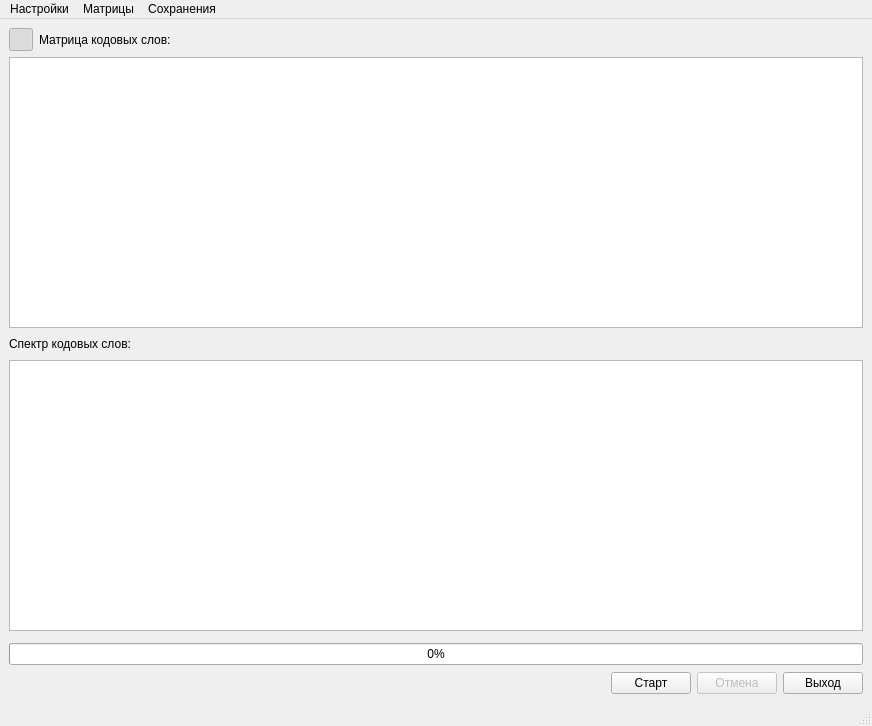
Maxmaxgggg/Spectrum, file ui/widget.ui: the form before one commit.
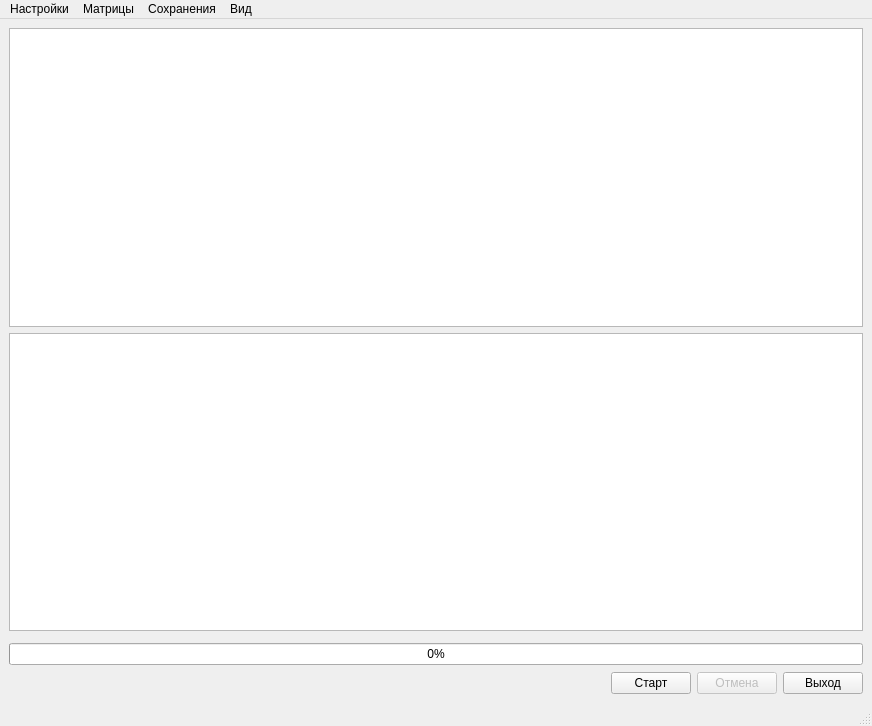
The form after the commit. Icons and pictures are not drawn. Custom widgets are drawn as their Qt base class.

Commit message:
Спектр снова текстом, размер в диалоге выровнен как остальное
Таблица из двух колонок на широком окне разъезжалась: вес прижат влево,
число к правому краю, между ними полторы тысячи пикселей пустоты. Вернул
прежний вид — строки «вес - число», как их и присылает воркер.

Вместе с таблицей ушли setupSpectrumTable и Format::groupDigits: разбивать
число на разряды больше негде.

В диалоге сохранений колонка «Размер» была единственной, выровненной по
правому краю, — теперь как все остальные, по левому.

What changed in the file:
```diff
--- a/ui/widget.ui
+++ b/ui/widget.ui
@@ -19,43 +19,6 @@
   </property>
   <widget class="QWidget" name="centralwidget">
    <layout class="QVBoxLayout" name="verticalLayout">
-    <item>
-     <layout class="QHBoxLayout" name="horizontalLayout_2">
-      <item>
-       <widget class="QToolButton" name="matrixToggleTBN">
-        <property name="checkable">
-         <bool>true</bool>
-        </property>
-        <property name="checked">
-         <bool>true</bool>
-        </property>
-        <property name="autoRaise">
-         <bool>true</bool>
-        </property>
-       </widget>
-      </item>
-      <item>
-       <widget class="QLabel" name="matrixLBL">
-        <property name="text">
-         <string>Матрица кодовых слов:</string>
-        </property>
-       </widget>
-      </item>
-      <item>
-       <spacer name="horizontalSpacer_3">
-        <property name="orientation">
-         <enum>Qt::Horizontal</enum>
-        </property>
-        <property name="sizeHint" stdset="0">
-         <size>
-          <width>40</width>
-          <height>20</height>
-         </size>
-        </property>
-       </spacer>
-      </item>
-     </layout>
-    </item>
     <item>
      <widget class="FilterPlainTextEdit" name="matrixPTE">
       <property name="lineWrapMode">
@@ -64,32 +27,14 @@
      </widget>
     </item>
     <item>
-     <layout class="QHBoxLayout" name="horizontalLayout_3">
-      <item>
-       <widget class="QLabel" name="spectrumLBL">
-        <property name="text">
-         <string>Спектр кодовых слов:</string>
-        </property>
-       </widget>
-      </item>
-      <item>
-       <spacer name="horizontalSpacer_4">
-        <property name="orientation">
-         <enum>Qt::Horizontal</enum>
-        </property>
-        <property name="sizeHint" stdset="0">
-         <size>
-          <width>40</width>
-          <height>20</height>
-         </size>
-        </property>
-       </spacer>
-      </item>
-     </layout>
-    </item>
-    <item>
-     <widget class="QTableWidget" name="spectrumTBL">
-      </widget>
+     <widget class="QPlainTextEdit" name="spectrumPTE">
+      <property name="lineWrapMode">
+       <enum>QPlainTextEdit::NoWrap</enum>
+      </property>
+      <property name="readOnly">
+       <bool>true</bool>
+      </property>
+     </widget>
     </item>
     <item>
      <widget class="QCustomPlot" name="spectrumCPT" native="true" />
@@ -201,6 +146,11 @@
    </layout>
   </widget>
   <widget class="QMenuBar" name="menubar">
+   <widget class="QMenu" name="viewMNU">
+    <property name="title">
+     <string>Вид</string>
+    </property>
+   </widget>
    <property name="geometry">
     <rect>
      <x>0</x>
@@ -224,6 +174,7 @@
    <addaction name="settingsACN" />
    <addaction name="matrixMNU" />
    <addaction name="autosaveACN" />
+   <addaction name="viewMNU" />
   </widget>
   <widget class="QStatusBar" name="statusbar" />
   <action name="addMatrixACN">
```
The commit also changes 8 other files.
